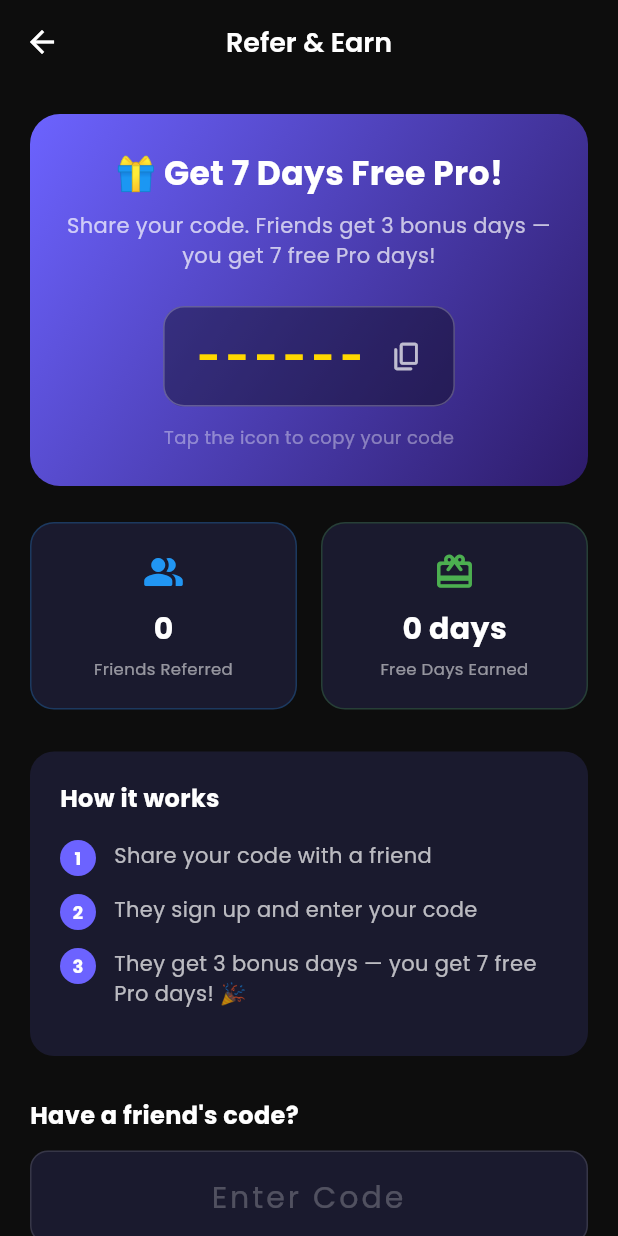
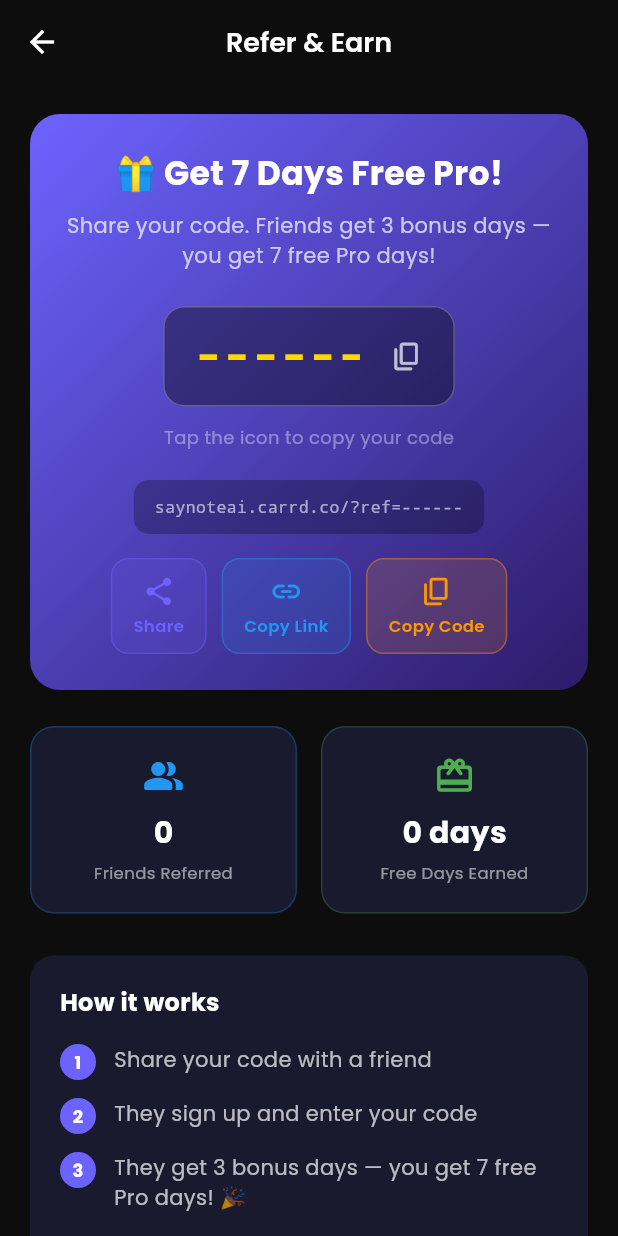
Before and after one commit to mudassiralladatkhan/SayAi, a Flutter app: the ReferralScreen screen opened directly, on a phone screen of 412 x 824 dp. Run offline on Flutter 3.47's test engine with Material 3 defaults, Android fonts, the phone set to English and light mode, and no system bars; our stand-ins replace cloud_firestore, firebase_auth, firebase_core, flutter_dotenv, flutter_local_notifications, flutter_tts and 6 more; missing offline and left inert: android_alarm_manager_plus, razorpay_flutter; accounts and stored records are empty.

Commit message:
Feature: referral link generation with Share/Copy Link/Copy Code buttons

```diff
--- a/lib/screens/referral_screen.dart
+++ b/lib/screens/referral_screen.dart
@@ -1,5 +1,6 @@
 import 'package:flutter/material.dart';
 import 'package:flutter/services.dart';
+import 'package:share_plus/share_plus.dart';
 import '../theme/app_theme.dart';
 import '../services/referral_service.dart';
 
@@ -12,6 +13,13 @@ class ReferralScreen extends StatefulWidget {
 
 class _ReferralScreenState extends State<ReferralScreen> {
   String _myCode = '';
+  String get _referralLink =>
+      'https://saynoteai.carrd.co/?ref=$_myCode';
+  String get _shareMessage =>
+      '🎉 SayNote AI - Apna AI life assistant try karo!\n\nMain isko use kar raha hoon aur yeh kamal ka hai. '
+      'Isse download karo aur mera referral code **$_myCode** enter karo — tujhe 3 bonus days milenge FREE! 🎁\n\n'
+      'Download link: $_referralLink';
+
   int _referralCount = 0;
   int _rewardDays = 0;
   bool _isLoading = true;
@@ -69,6 +77,27 @@ class _ReferralScreenState extends State<ReferralScreen> {
         behavior: SnackBarBehavior.floating,
         shape: RoundedRectangleBorder(borderRadius: BorderRadius.circular(12)),
       ),
+    );
+  }
+
+  void _copyLink() {
+    if (_myCode == '------') return;
+    Clipboard.setData(ClipboardData(text: _referralLink));
+    ScaffoldMessenger.of(context).showSnackBar(
+      SnackBar(
+        content: const Text('Referral link copied! 🔗'),
+        backgroundColor: AppTheme.success,
+        behavior: SnackBarBehavior.floating,
+        shape: RoundedRectangleBorder(borderRadius: BorderRadius.circular(12)),
+      ),
+    );
+  }
+
+  void _shareLink() {
+    if (_myCode == '------') return;
+    Share.share(
+      _shareMessage,
+      subject: 'SayNote AI - Try karo yaar! 🚀',
     );
   }
 
@@ -215,6 +244,32 @@ class _ReferralScreenState extends State<ReferralScreen> {
                         const Text(
                           'Tap the icon to copy your code',
                           style: TextStyle(color: Colors.white38, fontSize: 12),
+                        ),
+                        const SizedBox(height: 20),
+                        // Referral Link
+                        Container(
+                          padding: const EdgeInsets.symmetric(horizontal: 14, vertical: 10),
+                          decoration: BoxDecoration(
+                            color: Colors.black26,
+                            borderRadius: BorderRadius.circular(10),
+                          ),
+                          child: Text(
+                            'saynoteai.carrd.co/?ref=$_myCode',
+                            style: const TextStyle(color: Colors.white60, fontSize: 11, fontFamily: 'monospace'),
+                            textAlign: TextAlign.center,
+                          ),
+                        ),
+                        const SizedBox(height: 16),
+                        // Share / Copy buttons
+                        Row(
+                          mainAxisAlignment: MainAxisAlignment.center,
+                          children: [
+                            _buildActionBtn(Icons.share_rounded, 'Share', AppTheme.primaryPurple, _shareLink),
+                            const SizedBox(width: 10),
+                            _buildActionBtn(Icons.link_rounded, 'Copy Link', Colors.blue, _copyLink),
+                            const SizedBox(width: 10),
+                            _buildActionBtn(Icons.copy_rounded, 'Copy Code', Colors.orange, _copyCode),
+                          ],
                         ),
                       ],
                     ),
@@ -387,4 +442,26 @@ class _ReferralScreenState extends State<ReferralScreen> {
       ),
     );
   }
+
+  Widget _buildActionBtn(IconData icon, String label, Color color, VoidCallback onTap) {
+    return GestureDetector(
+      onTap: onTap,
+      child: Container(
+        padding: const EdgeInsets.symmetric(horizontal: 14, vertical: 10),
+        decoration: BoxDecoration(
+          color: color.withOpacity(0.15),
+          borderRadius: BorderRadius.circular(12),
+          border: Border.all(color: color.withOpacity(0.4)),
+        ),
+        child: Column(
+          mainAxisSize: MainAxisSize.min,
+          children: [
+            Icon(icon, color: color, size: 22),
+            const SizedBox(height: 4),
+            Text(label, style: TextStyle(color: color, fontSize: 11, fontWeight: FontWeight.w600)),
+          ],
+        ),
+      ),
+    );
+  }
 }
```
